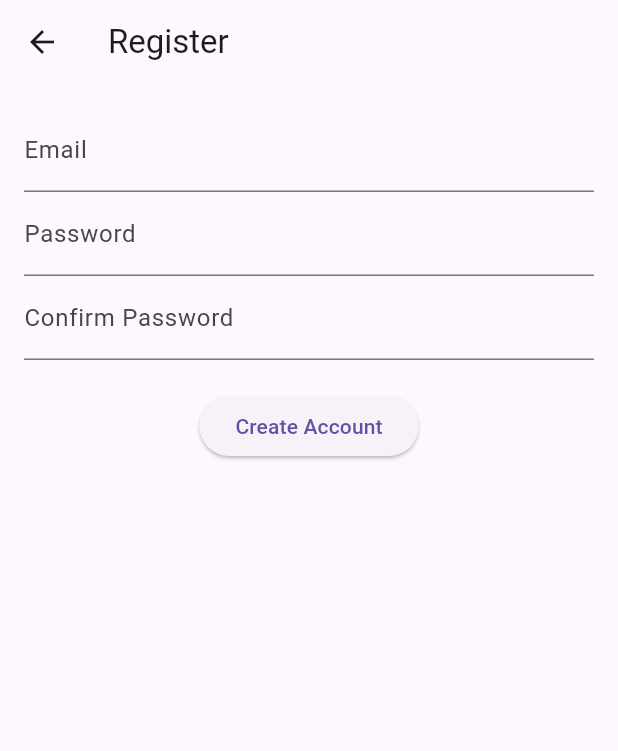
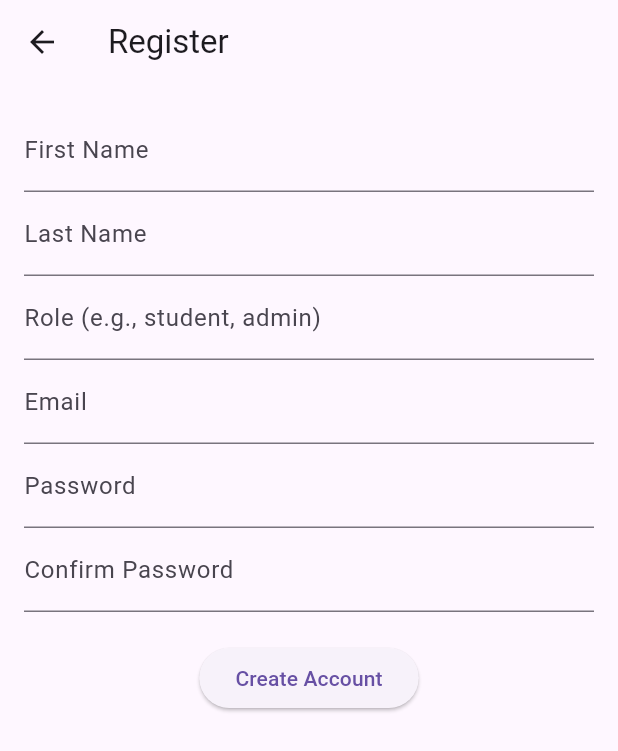
Before and after one commit to aahmad8727/message, a Flutter app: the RegisterScreen screen opened directly, on a phone screen of 412 x 824 dp. Shown: the top 751 px of the screen. Run offline on Flutter 3.47's test engine with Material 3 defaults, Android fonts, the phone set to English and light mode, and no system bars; our stand-ins replace cloud_firestore, firebase_auth, firebase_core; accounts and stored records are empty.

Commit message:
fixed bugs

```diff
--- a/lib/register_screen.dart
+++ b/lib/register_screen.dart
@@ -1,5 +1,7 @@
 import 'package:flutter/material.dart';
 import 'package:firebase_auth/firebase_auth.dart';
+import 'package:cloud_firestore/cloud_firestore.dart';
+
 import 'rooms_screen.dart';
 
 class RegisterScreen extends StatefulWidget {
@@ -13,6 +15,9 @@ class _RegisterScreenState extends State<RegisterScreen> {
   final emailController = TextEditingController();
   final passController = TextEditingController();
   final confirmPassController = TextEditingController();
+  final firstNameController = TextEditingController();
+  final lastNameController = TextEditingController();
+  final roleController = TextEditingController();
 
   Future<void> register() async {
     if (passController.text.trim() != confirmPassController.text.trim()) {
@@ -23,10 +28,24 @@ class _RegisterScreenState extends State<RegisterScreen> {
     }
 
     try {
-      await FirebaseAuth.instance.createUserWithEmailAndPassword(
+      // Create Firebase Auth account
+      final result = await FirebaseAuth.instance.createUserWithEmailAndPassword(
         email: emailController.text.trim(),
         password: passController.text.trim(),
       );
+
+      // Add user profile to Firestore
+      await FirebaseFirestore.instance
+          .collection('users')
+          .doc(result.user!.uid)
+          .set({
+            'firstName': firstNameController.text.trim(),
+            'lastName': lastNameController.text.trim(),
+            'role': roleController.text.trim(),
+            'email': result.user!.email,
+            'registeredAt': FieldValue.serverTimestamp(),
+          });
+
       Navigator.pushReplacement(
         context,
         MaterialPageRoute(builder: (_) => const RoomsScreen()),
@@ -42,10 +61,24 @@ class _RegisterScreenState extends State<RegisterScreen> {
   Widget build(BuildContext context) {
     return Scaffold(
       appBar: AppBar(title: const Text('Register')),
-      body: Padding(
+      body: SingleChildScrollView(
         padding: const EdgeInsets.all(16),
         child: Column(
           children: [
+            TextField(
+              controller: firstNameController,
+              decoration: const InputDecoration(labelText: 'First Name'),
+            ),
+            TextField(
+              controller: lastNameController,
+              decoration: const InputDecoration(labelText: 'Last Name'),
+            ),
+            TextField(
+              controller: roleController,
+              decoration: const InputDecoration(
+                labelText: 'Role (e.g., student, admin)',
+              ),
+            ),
             TextField(
               controller: emailController,
               decoration: const InputDecoration(labelText: 'Email'),
```
Also changed, not shown: lib/main.dart (+4 -4 lines), lib/firebase_options.dart.
